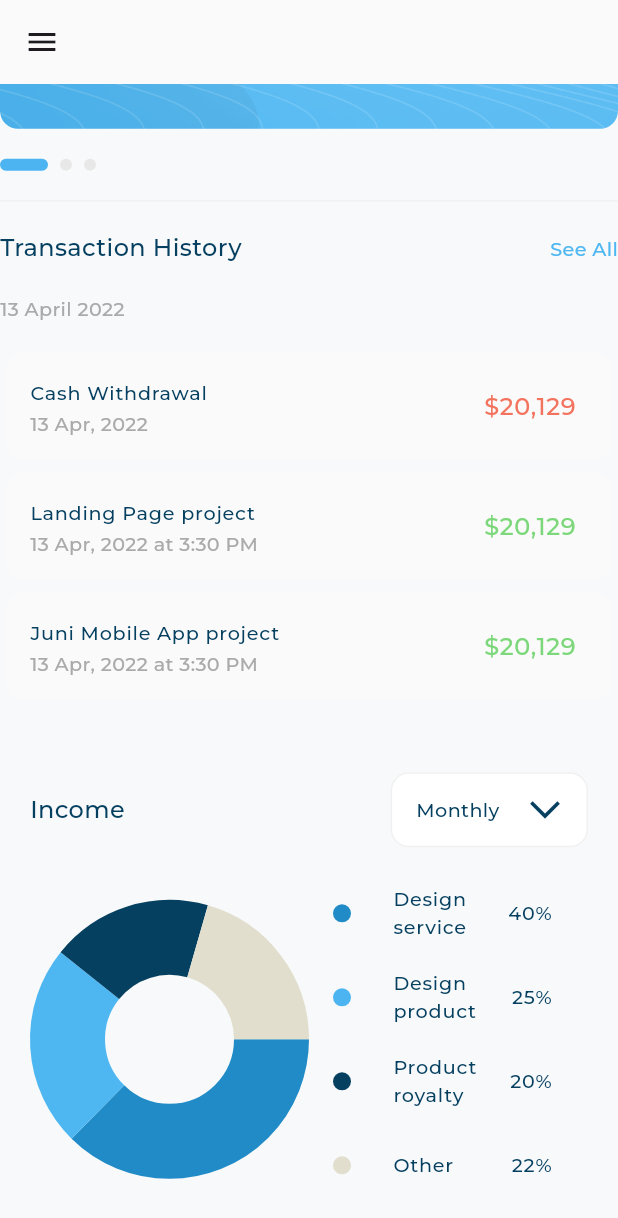
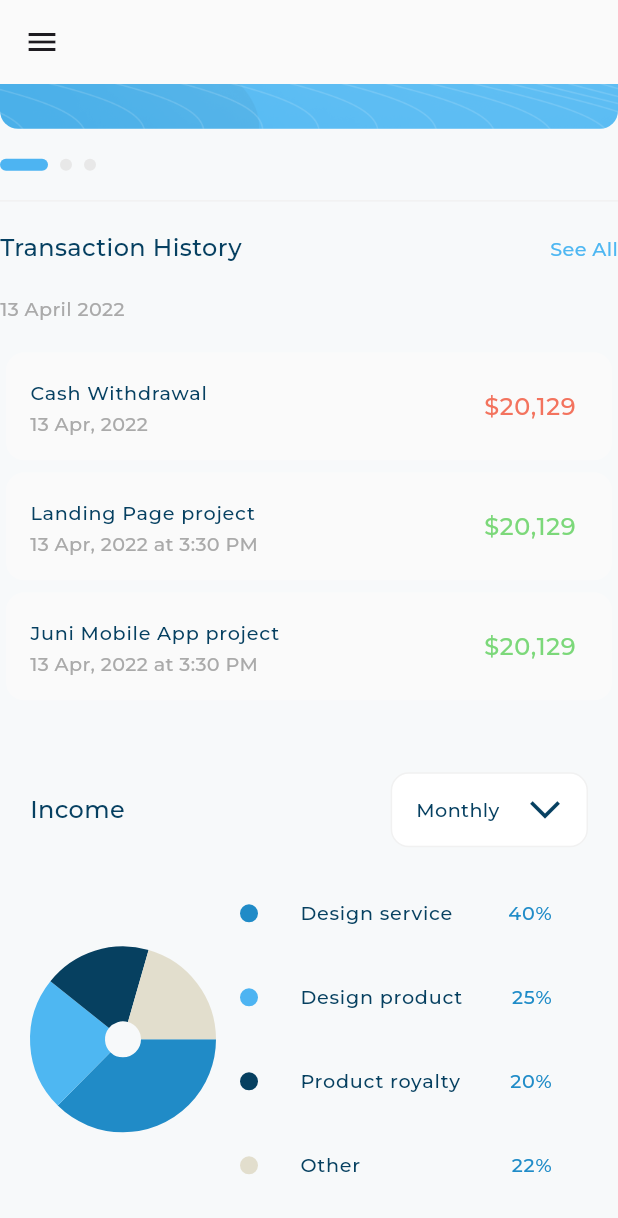
Before and after one commit to MohammedEhap007/responsive_dashboard, a Flutter app: the screen it shows after launch, scrolled down 1067 dp, on a phone screen of 412 x 824 dp. Shown: the top 1218 px of the screen. Run offline on Flutter 3.47's test engine with Material 3 defaults, Android fonts, the phone set to English and light mode, and no system bars; drawn by our look-alikes of expandable_page_view, fl_chart; our stand-ins replace flutter_svg; project files that could hold a hidden picture were left out.

Commit message:
responsive desktop layout done

```diff
--- a/lib/views/widgets/dashboard_desktop_layout.dart
+++ b/lib/views/widgets/dashboard_desktop_layout.dart
@@ -36,11 +36,10 @@ class DashboardDesktopLayout extends StatelessWidget {
                       width: 24,
                     ),
                     Expanded(
+                      child: Padding(
+                        padding: EdgeInsets.only(top: 40.0),
                         child: Column(
                           children: [
-                          SizedBox(
-                            height: 40,
-                          ),
                             MyCardsAndTransactionHistorySection(),
                             SizedBox(
                               height: 24,
@@ -49,6 +48,7 @@ class DashboardDesktopLayout extends StatelessWidget {
                               child: IncomeSection(),
                             ),
                           ],
+                        ),
                       ),
                     ),
                   ],
--- a/lib/views/widgets/income_section_body.dart
+++ b/lib/views/widgets/income_section_body.dart
@@ -12,7 +12,7 @@ class IncomeSectionBody extends StatelessWidget {
   @override
   Widget build(BuildContext context) {
     double width = MediaQuery.sizeOf(context).width;
-    return width >= SizeConfig.desktop && width < 1750
+    return width >= SizeConfig.desktop && width < 1890
         ? const Expanded(
             child: Padding(
               padding: EdgeInsets.all(16.0),
@@ -26,6 +26,7 @@ class IncomeSectionBody extends StatelessWidget {
                 child: IncomeChart(),
               ),
               Expanded(
+                flex: 2,
                 child: IncomeDetails(),
               ),
             ],
--- a/lib/views/widgets/item_details.dart
+++ b/lib/views/widgets/item_details.dart
@@ -26,7 +26,9 @@ class ItemDetails extends StatelessWidget {
       ),
       trailing: Text(
         itemDetailsModel.value,
-        style: AppStyles.styleMedium16(context),
+        style: AppStyles.styleMedium16(context).copyWith(
+          color: const Color(0XFF208CC8),
+        ),
       ),
     );
   }
--- a/lib/views/widgets/my_card.dart
+++ b/lib/views/widgets/my_card.dart
@@ -14,6 +14,7 @@ class MyCard extends StatelessWidget {
         decoration: ShapeDecoration(
           color: const Color(0XFF4EB7F2),
           image: const DecorationImage(
+            fit: BoxFit.fill,
             image: AssetImage(Assets.imagesCardBackground),
           ),
           shape: RoundedRectangleBorder(
@@ -53,9 +54,6 @@ class MyCard extends StatelessWidget {
                       color: Colors.white,
                     ),
                   ),
-                  const SizedBox(
-                    height: 12,
-                  ),
                   Text(
                     '12/20 - 124',
                     style: AppStyles.styleRegular16(context).copyWith(
@@ -65,8 +63,10 @@ class MyCard extends StatelessWidget {
                 ],
               ),
             ),
-            const SizedBox(
-              height: 27,
+            const Flexible(
+              child: SizedBox(
+                height: 27,
+              ),
             )
           ],
         ),
```
Lines whose indentation alone changed are shown as unchanged.
